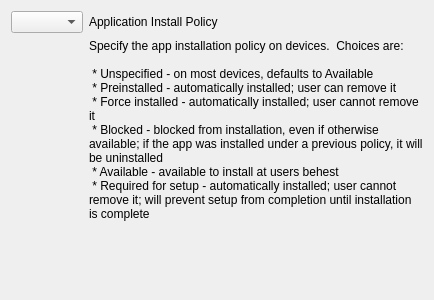
Old version of the form FWAdminLib/PlayStoreAppConfigurator.ui in the repository fw-dev/translations.
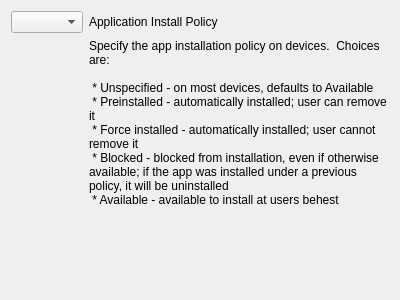
New version of the form.

```diff
--- a/FWAdminLib/PlayStoreAppConfigurator.ui
+++ b/FWAdminLib/PlayStoreAppConfigurator.ui
@@ -56,8 +56,7 @@
  * Preinstalled - automatically installed; user can remove it
  * Force installed - automatically installed; user cannot remove it
  * Blocked - blocked from installation, even if otherwise available; if the app was installed under a previous policy, it will be uninstalled
- * Available - available to install at users behest
- * Required for setup - automatically installed; user cannot remove it; will prevent setup from completion until installation is complete</string>
+ * Available - available to install at users behest</string>
        </property>
        <property name="alignment">
         <set>Qt::AlignLeading|Qt::AlignLeft|Qt::AlignTop</set>
```
